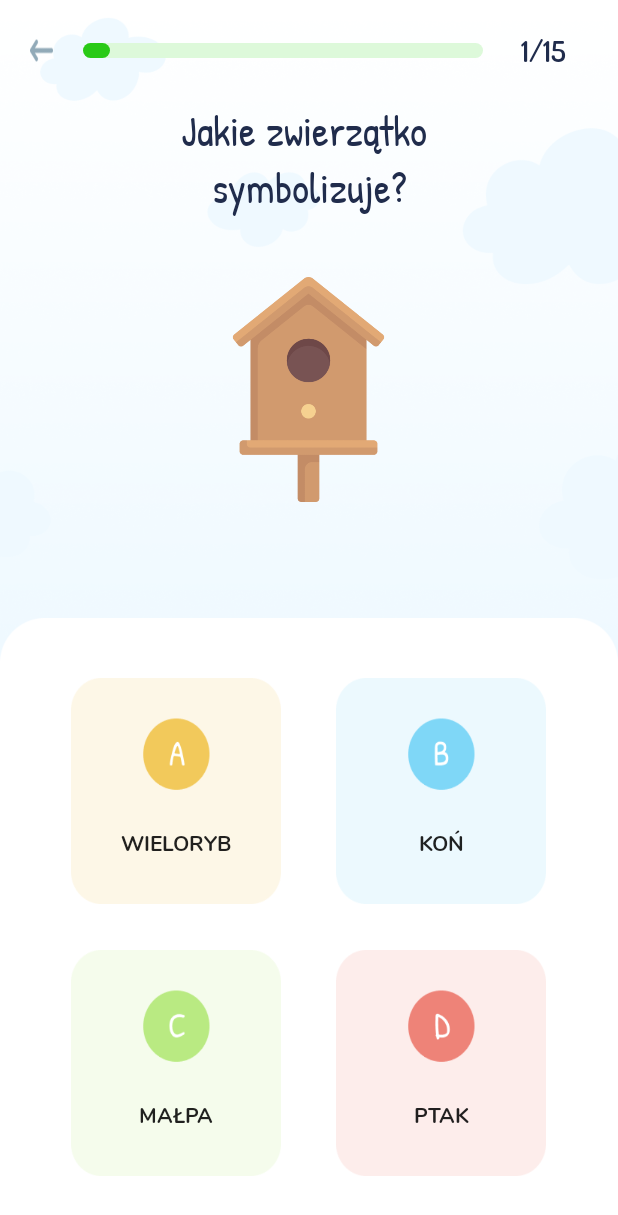
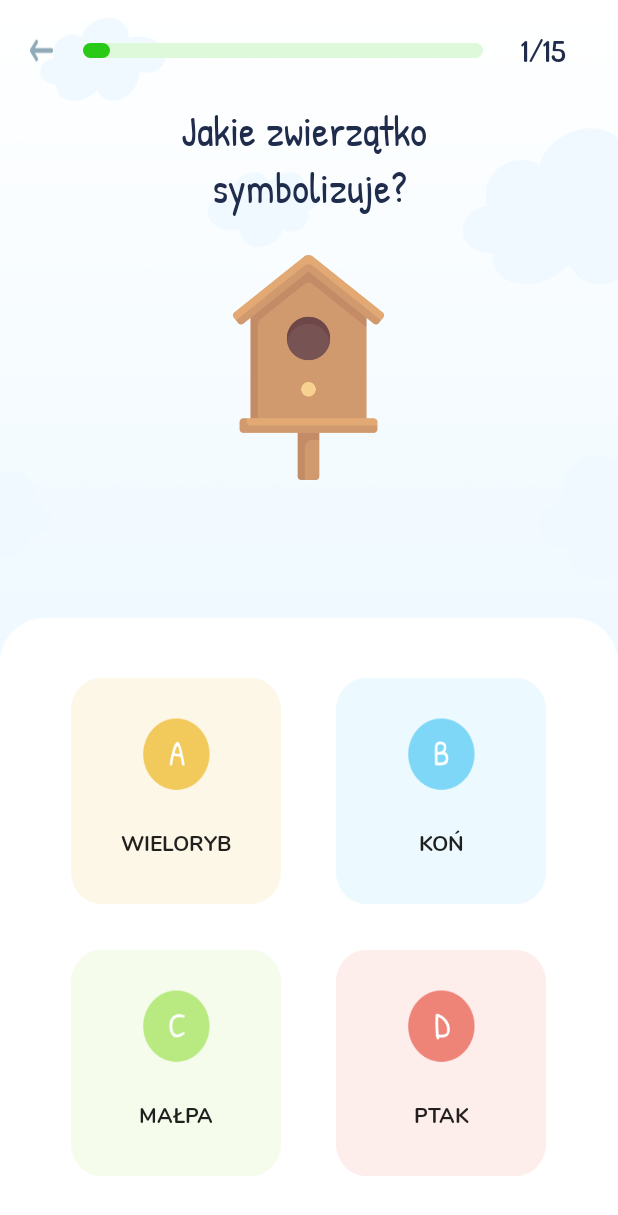
Before and after one commit to KlaudiaGogola/ZgadnijZwierzaka, an Android app: the SymbolActivity screen opened directly, with no data from a screen before it, on a phone screen of 412 x 824 dp. Shown: the top 1215 px of the screen. Run offline under Robolectric (Android 15) with nearby library versions, the phone set to English and light mode, and no system bars.

Commit message:
All project

```diff
--- a/app/src/main/AndroidManifest.xml
+++ b/app/src/main/AndroidManifest.xml
@@ -9,7 +9,9 @@
         android:label="@string/app_name"
         android:roundIcon="@mipmap/ic_caticon_round"
         android:supportsRtl="true"
-        android:theme="@style/AppTheme">
+        android:theme="@style/AppTheme"
+        android:largeHeap="true"
+        android:hardwareAccelerated="false">
         <activity android:name=".CardAnimalActivity"
             android:screenOrientation="portrait"/>
         <activity android:name=".InformationActivity"
--- a/app/src/main/res/layout/activity_letters.xml
+++ b/app/src/main/res/layout/activity_letters.xml
@@ -162,7 +162,7 @@
             android:textSize="18sp"
             android:text="@string/checkAnswer"
             android:textAllCaps="false"
-            android:layout_marginBottom="15dp"
+            android:layout_marginBottom="12dp"
             android:layout_width="260dp"
             android:layout_height="60dp"
             />
--- a/app/src/main/res/layout/activity_symbol.xml
+++ b/app/src/main/res/layout/activity_symbol.xml
@@ -58,15 +58,17 @@
 
             </LinearLayout>
 
-            <RelativeLayout
+            <LinearLayout
                 android:layout_width="match_parent"
-                android:layout_height="match_parent">
+                android:layout_height="match_parent"
+                android:orientation="vertical"
+                android:layout_marginBottom="20dp">
 
                 <TextView
                     android:id="@+id/titleQuestion"
                     android:layout_width="wrap_content"
                     android:layout_height="wrap_content"
-                    android:layout_centerHorizontal="true"
+                    android:layout_gravity="center_horizontal"
                     android:text="@string/titleQuestionSound"
                     android:textAlignment="center"
                     android:textSize="28sp"
@@ -76,20 +78,19 @@
                     android:id="@+id/imageQuestion"
                     android:layout_width="150dp"
                     android:layout_height="150dp"
-                    android:layout_below="@id/titleQuestion"
-                    android:layout_centerHorizontal="true"
-                    android:layout_marginTop="40dp" />
+                    android:layout_gravity="center_horizontal"
+                    android:layout_marginTop="25dp"
+                    android:layout_marginBottom="10dp"/>
 
                 <TextView
                     android:id="@+id/textScored"
                     android:layout_width="wrap_content"
                     android:layout_height="wrap_content"
-                    android:layout_below="@id/imageQuestion"
-                    android:layout_centerHorizontal="true"
+                    android:layout_gravity="center_horizontal"
                     android:text=""
                     android:visibility="invisible" />
 
-            </RelativeLayout>
+            </LinearLayout>
 
         </LinearLayout>
 
@@ -119,7 +120,7 @@
                     android:layout_marginRight="25dp"
                     android:background="@drawable/buttona"
                     android:layout_width="140dp"
-                    android:layout_height="150dp" />
+                    android:layout_height="0dp" />
 
                 <Button
                     android:id="@+id/buttonC"
@@ -134,7 +135,7 @@
                     android:layout_marginLeft="40dp"
                     android:background="@drawable/buttonc"
                     android:layout_width="140dp"
-                    android:layout_height="150dp" />
+                    android:layout_height="0dp" />
 
             </LinearLayout>
 
```
Also changed, not shown: app/src/main/res/layout/activity_animal.xml (+4 -5 lines), app/src/main/res/layout/activity_sound.xml (+4 -4 lines), app/src/main/res/values/colors.xml (indentation only).
